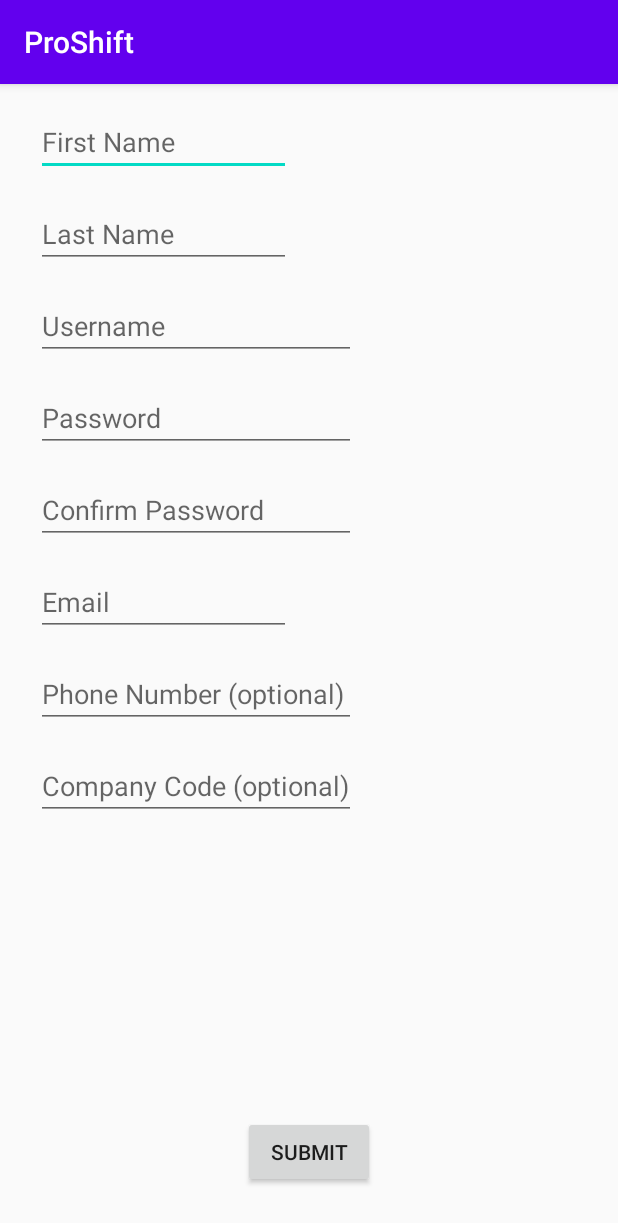
After one commit to MonJamp/ProShift, an Android app: the RegisterActivity screen opened directly, with no data from a screen before it, on a phone screen of 412 x 824 dp. The commit adds this screen. Shown: the top 1223 px of the screen. Run offline under Robolectric (Android 15) with nearby library versions, the phone set to English and light mode, and no system bars.

Commit message:
Create register screen

```diff
--- a/app/src/main/AndroidManifest.xml
+++ b/app/src/main/AndroidManifest.xml
@@ -9,6 +9,7 @@
         android:roundIcon="@mipmap/ic_launcher_round"
         android:supportsRtl="true"
         android:theme="@style/AppTheme">
+        <activity android:name=".RegisterActivity"></activity>
         <activity android:name=".MainActivity">
             <intent-filter>
                 <action android:name="android.intent.action.MAIN" />
--- a/app/src/main/java/com/proshiftteam/proshift/MainActivity.kt
+++ b/app/src/main/java/com/proshiftteam/proshift/MainActivity.kt
@@ -1,11 +1,19 @@
 package com.proshiftteam.proshift
 
+import android.content.Intent
 import androidx.appcompat.app.AppCompatActivity
 import android.os.Bundle
+import android.widget.Button
 
 class MainActivity : AppCompatActivity() {
     override fun onCreate(savedInstanceState: Bundle?) {
         super.onCreate(savedInstanceState)
         setContentView(R.layout.activity_main)
+
+        val btnRegister = findViewById<Button>(R.id.btnLoginRegister)
+        btnRegister.setOnClickListener{
+            val intent = Intent(this, RegisterActivity::class.java)
+            startActivity(intent)
+        }
     }
 }
--- /dev/null
+++ b/app/src/main/java/com/proshiftteam/proshift/RegisterActivity.kt
@@ -0,0 +1,15 @@
+package com.proshiftteam.proshift
+
+import androidx.appcompat.app.AppCompatActivity
+import android.os.Bundle
+import android.widget.Button
+
+class RegisterActivity : AppCompatActivity() {
+    override fun onCreate(savedInstanceState: Bundle?) {
+        super.onCreate(savedInstanceState)
+        setContentView(R.layout.activity_register)
+
+        val btnSubmit = findViewById<Button>(R.id.btnRegisterSubmit)
+
+    }
+}
--- /dev/null
+++ b/app/src/main/res/layout/activity_register.xml
@@ -0,0 +1,120 @@
+<?xml version="1.0" encoding="utf-8"?>
+<androidx.constraintlayout.widget.ConstraintLayout xmlns:android="http://schemas.android.com/apk/res/android"
+    xmlns:app="http://schemas.android.com/apk/res-auto"
+    xmlns:tools="http://schemas.android.com/tools"
+    android:layout_width="match_parent"
+    android:layout_height="match_parent"
+    tools:context=".RegisterActivity">
+
+    <EditText
+        android:id="@+id/plainTextRegisterFirstName"
+        android:layout_width="170dp"
+        android:layout_height="45dp"
+        android:layout_marginStart="24dp"
+        android:layout_marginTop="16dp"
+        android:ems="10"
+        android:hint="First Name"
+        android:inputType="textPersonName"
+        android:textSize="18sp"
+        app:layout_constraintStart_toStartOf="parent"
+        app:layout_constraintTop_toTopOf="parent" />
+
+    <EditText
+        android:id="@+id/plainTextRegisterUsername"
+        android:layout_width="wrap_content"
+        android:layout_height="45dp"
+        android:layout_marginStart="24dp"
+        android:layout_marginTop="16dp"
+        android:ems="10"
+        android:hint="Username"
+        android:inputType="textPersonName"
+        android:textSize="18sp"
+        app:layout_constraintStart_toStartOf="parent"
+        app:layout_constraintTop_toBottomOf="@+id/plainTextRegisterLastName" />
+
+    <EditText
+        android:id="@+id/plainTextRegisterEmail"
+        android:layout_width="170dp"
+        android:layout_height="45dp"
+        android:layout_marginStart="24dp"
+        android:layout_marginTop="16dp"
+        android:ems="10"
+        android:hint="Email"
+        android:inputType="textPersonName"
+        android:textSize="18sp"
+        app:layout_constraintStart_toStartOf="parent"
+        app:layout_constraintTop_toBottomOf="@+id/editTextConfirmPassword" />
+
+    <EditText
+        android:id="@+id/plainTextRegisterLastName"
+        android:layout_width="170dp"
+        android:layout_height="45dp"
+        android:layout_marginStart="24dp"
+        android:layout_marginTop="16dp"
+        android:ems="10"
+        android:hint="Last Name"
+        android:inputType="textPersonName"
+        android:textSize="18sp"
+        app:layout_constraintStart_toStartOf="parent"
+        app:layout_constraintTop_toBottomOf="@+id/plainTextRegisterFirstName" />
+
+    <EditText
+        android:id="@+id/editTextRegisterPassword"
+        android:layout_width="wrap_content"
+        android:layout_height="wrap_content"
+        android:layout_marginStart="24dp"
+        android:layout_marginTop="16dp"
+        android:ems="10"
+        android:hint="Password"
+        android:inputType="textPassword"
+        android:textSize="18sp"
+        app:layout_constraintStart_toStartOf="parent"
+        app:layout_constraintTop_toBottomOf="@+id/plainTextRegisterUsername" />
+
+    <EditText
+        android:id="@+id/editTextConfirmPassword"
+        android:layout_width="wrap_content"
+        android:layout_height="wrap_content"
+        android:layout_marginStart="24dp"
+        android:layout_marginTop="16dp"
+        android:ems="10"
+        android:hint="Confirm Password"
+        android:inputType="textPassword"
+        android:textSize="18sp"
+        app:layout_constraintStart_toStartOf="parent"
+        app:layout_constraintTop_toBottomOf="@+id/editTextRegisterPassword" />
+
+    <EditText
+        android:id="@+id/editTextRegisterPhone"
+        android:layout_width="wrap_content"
+        android:layout_height="wrap_content"
+        android:layout_marginStart="24dp"
+        android:layout_marginTop="16dp"
+        android:ems="10"
+        android:hint="Phone Number (optional)"
+        android:inputType="phone"
+        app:layout_constraintStart_toStartOf="parent"
+        app:layout_constraintTop_toBottomOf="@+id/plainTextRegisterEmail" />
+
+    <EditText
+        android:id="@+id/editTextRegisterCompanyCode"
+        android:layout_width="wrap_content"
+        android:layout_height="wrap_content"
+        android:layout_marginStart="24dp"
+        android:layout_marginTop="16dp"
+        android:ems="10"
+        android:hint="Company Code (optional)"
+        android:inputType="textPersonName"
+        app:layout_constraintStart_toStartOf="parent"
+        app:layout_constraintTop_toBottomOf="@+id/editTextRegisterPhone" />
+
+    <Button
+        android:id="@+id/btnRegisterSubmit"
+        android:layout_width="wrap_content"
+        android:layout_height="wrap_content"
+        android:layout_marginBottom="32dp"
+        android:text="Submit"
+        app:layout_constraintBottom_toBottomOf="parent"
+        app:layout_constraintEnd_toEndOf="parent"
+        app:layout_constraintStart_toStartOf="parent" />
+</androidx.constraintlayout.widget.ConstraintLayout>
```
